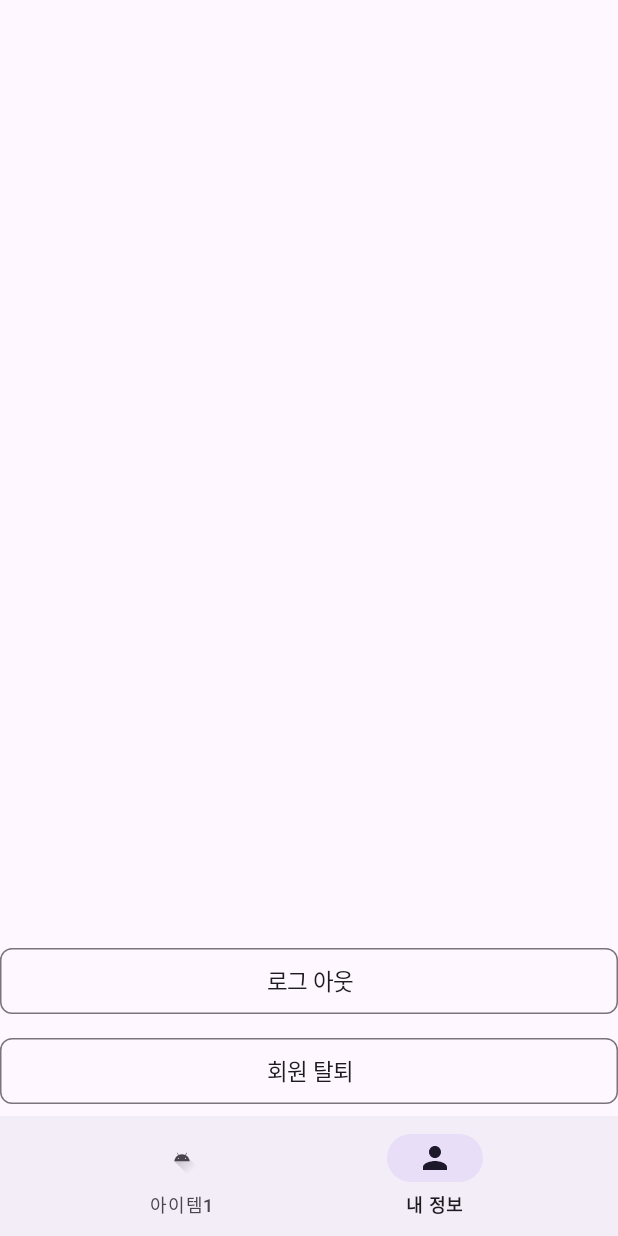
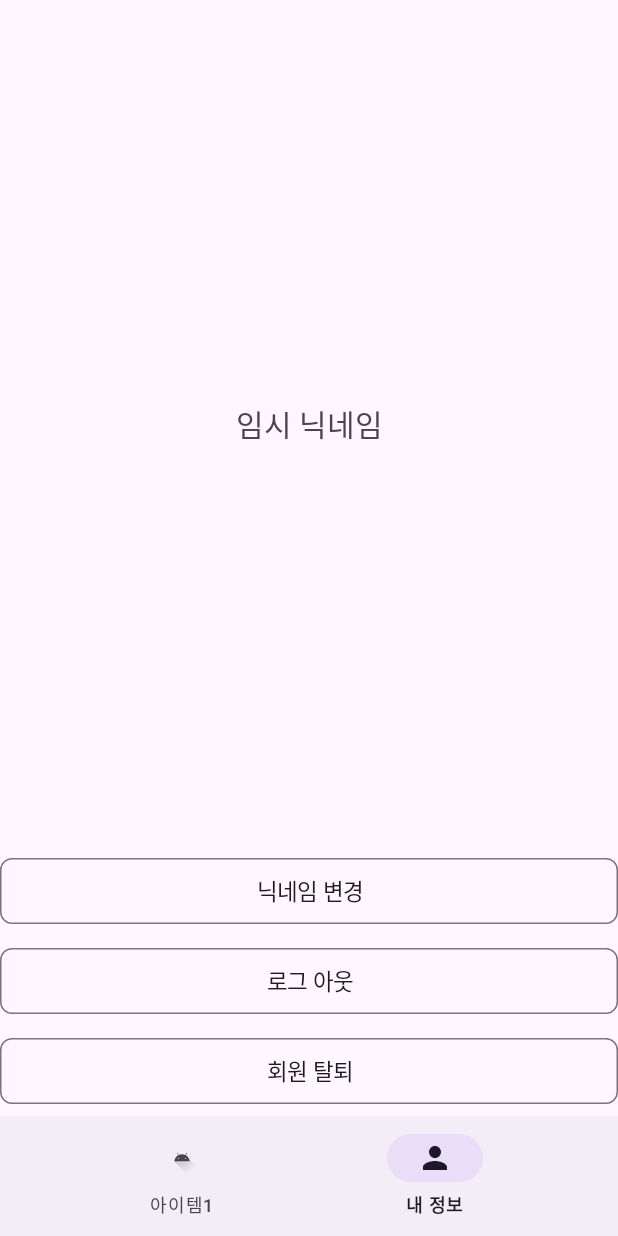
Before and after one commit to CSID-DGU/2023-2-SCS4031-01-introverted_elephant, an Android app: the screen it shows after launch once a user with an empty profile is signed in (MainActivity), item 2 of the bottom bar chosen, on a phone screen of 412 x 824 dp. Run offline under Robolectric (Android 15) with nearby library versions, the phone set to English and light mode, and no system bars; our stand-ins replace Firebase (no records; nobody signed in at launch, a user with empty details on screens opened directly); libraries missing offline, so code that uses them is left out: com.firebase.ui; 1 statement that could not run was skipped.

Commit message:
9/4/유저 정보 저장

```diff
--- a/app/src/main/java/com/example/capstonedesign/MainActivity.java
+++ b/app/src/main/java/com/example/capstonedesign/MainActivity.java
@@ -28,22 +28,24 @@ public class MainActivity extends AppCompatActivity {
         init(); //객체 정의
         SettingListener(); //리스너 등록
 
+
+
         //맨 처음 시작할 탭 설정
         bottomNavigationView.setSelectedItemId(R.id.item_main_fragment);
 
-
+//onCreate
     }
 
     private void init() {
         main_frame = findViewById(R.id.main_frame);
         bottomNavigationView = findViewById(R.id.bottomNavi);
     }
-
     private void SettingListener() {
         //선택 리스너 등록
         bottomNavigationView.setOnNavigationItemSelectedListener(new TabSelectedListener());
     }
 
+    //네비게이션 바
     class TabSelectedListener implements BottomNavigationView.OnNavigationItemSelectedListener {
         @SuppressLint("NonConstantResourceId")
         @Override
--- a/app/src/main/java/com/example/capstonedesign/MyFragment.java
+++ b/app/src/main/java/com/example/capstonedesign/MyFragment.java
@@ -1,10 +1,15 @@
 package com.example.capstonedesign;
 
+import static android.content.Context.MODE_PRIVATE;
+
 import android.app.AlertDialog;
+import android.content.Context;
 import android.content.DialogInterface;
 import android.content.Intent;
+import android.content.SharedPreferences;
 import android.os.Bundle;
 
+import androidx.annotation.NonNull;
 import androidx.fragment.app.Fragment;
 
 import android.util.Log;
@@ -12,6 +17,7 @@ import android.view.LayoutInflater;
 import android.view.View;
 import android.view.ViewGroup;
 import android.widget.Button;
+import android.widget.TextView;
 import android.widget.Toast;
 
 import com.example.capstonedesign.login.LoginActivity;
@@ -34,27 +40,26 @@ public class MyFragment extends Fragment {
         //로그아웃 버튼 클릭 시 로그아웃
         signOut(view);
 
-        mAuth = FirebaseAuth.getInstance();
-        deleteIDChip = view.findViewById(R.id.deleteIDChip);
+        //회원 탈퇴 버튼 클릭 시 회원 탈퇴
+        deleteID(view);
 
-        deleteIDChip.setOnClickListener(new View.OnClickListener() {
-            @Override
-            public void onClick(View v) {
-                showDeleteConfirmationDialog();
-            }
-        });
-
+        TextView nicknameTextView = view.findViewById(R.id.nicknameTextView);
+        Context context = getActivity();
+        SharedPreferences preferences = context.getSharedPreferences("user_preferences", MODE_PRIVATE);
+        String nickName = preferences.getString("nickName", "임시 닉네임");
+        nicknameTextView.setText(nickName);
 
         return view;
+        //여기까지 oncreateview
     }
-    //여기까지 oncreateview
 
 
 
     //로그아웃 함수
-    private void signOut(View view) {
+    private void signOut(@NonNull View view) {
         // 로그아웃 버튼을 찾아서 클릭 리스너를 설정합니다.
         Chip signOutChip = view.findViewById(R.id.signOutChip);
+
         signOutChip.setOnClickListener(new View.OnClickListener() {
             @Override
             public void onClick(View v) {
@@ -65,6 +70,19 @@ public class MyFragment extends Fragment {
                 Intent intent = new Intent(getActivity(), LoginActivity.class);
                 startActivity(intent);
                 getActivity().finish(); // 현재 액티비티를 종료하여 뒤로 가기 버튼으로 돌아갈 수 없게 함
+            }
+        });
+    }
+
+    //회원 탈퇴 버튼 함수
+    private void deleteID(View view) {
+        mAuth = FirebaseAuth.getInstance();
+        deleteIDChip = view.findViewById(R.id.deleteIDChip);
+
+        deleteIDChip.setOnClickListener(new View.OnClickListener() {
+            @Override
+            public void onClick(View v) {
+                showDeleteConfirmationDialog();
             }
         });
     }
--- a/app/src/main/res/layout/fragment_my.xml
+++ b/app/src/main/res/layout/fragment_my.xml
@@ -6,6 +6,27 @@
     android:layout_height="match_parent"
     tools:context=".MyFragment">
 
+    <TextView
+        android:id="@+id/nicknameTextView"
+        android:layout_width="wrap_content"
+        android:layout_height="wrap_content"
+        android:text="임시 닉네임"
+        android:textSize="20sp"
+        app:layout_constraintBottom_toTopOf="@+id/nicknameChangeChip"
+        app:layout_constraintEnd_toEndOf="parent"
+        app:layout_constraintStart_toStartOf="parent"
+        app:layout_constraintTop_toTopOf="parent" />
+
+    <com.google.android.material.chip.Chip
+        android:id="@+id/nicknameChangeChip"
+        android:layout_width="0dp"
+        android:layout_height="60dp"
+        android:text="닉네임 변경"
+        android:textAlignment="center"
+        android:textSize="15sp"
+        app:layout_constraintBottom_toTopOf="@+id/signOutChip"
+        app:layout_constraintEnd_toEndOf="parent"
+        app:layout_constraintStart_toStartOf="parent" />
 
     <com.google.android.material.chip.Chip
         android:id="@+id/signOutChip"
```
Also changed, not shown: app/src/main/java/com/example/capstonedesign/login/LoginActivity.java (+60 -17 lines), app/src/main/java/com/example/capstonedesign/login/SignUpActivity.java (+19 -0 lines).
